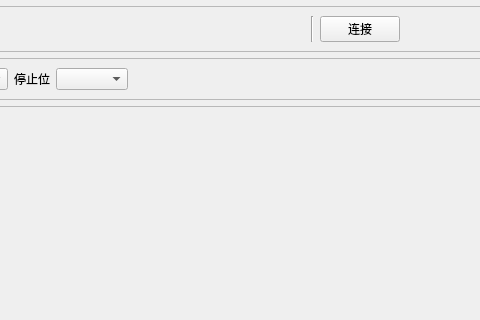
The window that mainwindow.ui (zfz-sq/Xterm) describes before a commit, drawn with Qt 5; both pictures show x 308 to 788 and y 0 to 320 of the 1040 by 680 pixel window.
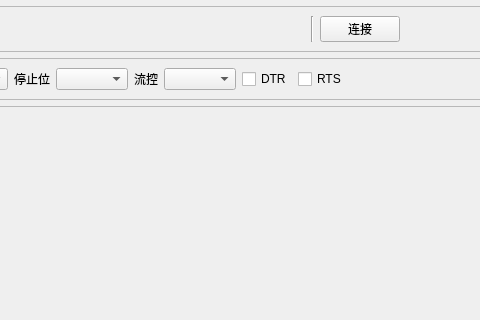
The same window after the commit.

```diff
--- a/mainwindow.ui
+++ b/mainwindow.ui
@@ -483,6 +483,40 @@
            <item>
             <widget class="QComboBox" name="stopBitsCombo"/>
            </item>
+           <item>
+            <widget class="QLabel" name="flowLabel">
+             <property name="text">
+              <string>流控</string>
+             </property>
+            </widget>
+           </item>
+           <item>
+            <widget class="QComboBox" name="flowCombo">
+             <property name="toolTip">
+              <string>硬件流控需要设备侧接好 RTS/CTS 线</string>
+             </property>
+            </widget>
+           </item>
+           <item>
+            <widget class="QCheckBox" name="dtrCheck">
+             <property name="toolTip">
+              <string>打开串口后的 DTR 电平。DTR 接复位电路的板子（ESP32/Arduino）取消勾选可避免连接时复位</string>
+             </property>
+             <property name="text">
+              <string>DTR</string>
+             </property>
+            </widget>
+           </item>
+           <item>
+            <widget class="QCheckBox" name="rtsCheck">
+             <property name="toolTip">
+              <string>打开串口后的 RTS 电平（硬件流控时由驱动接管，此项无效）</string>
+             </property>
+             <property name="text">
+              <string>RTS</string>
+             </property>
+            </widget>
+           </item>
            <item>
             <spacer name="advSpacer">
              <property name="orientation">
```
